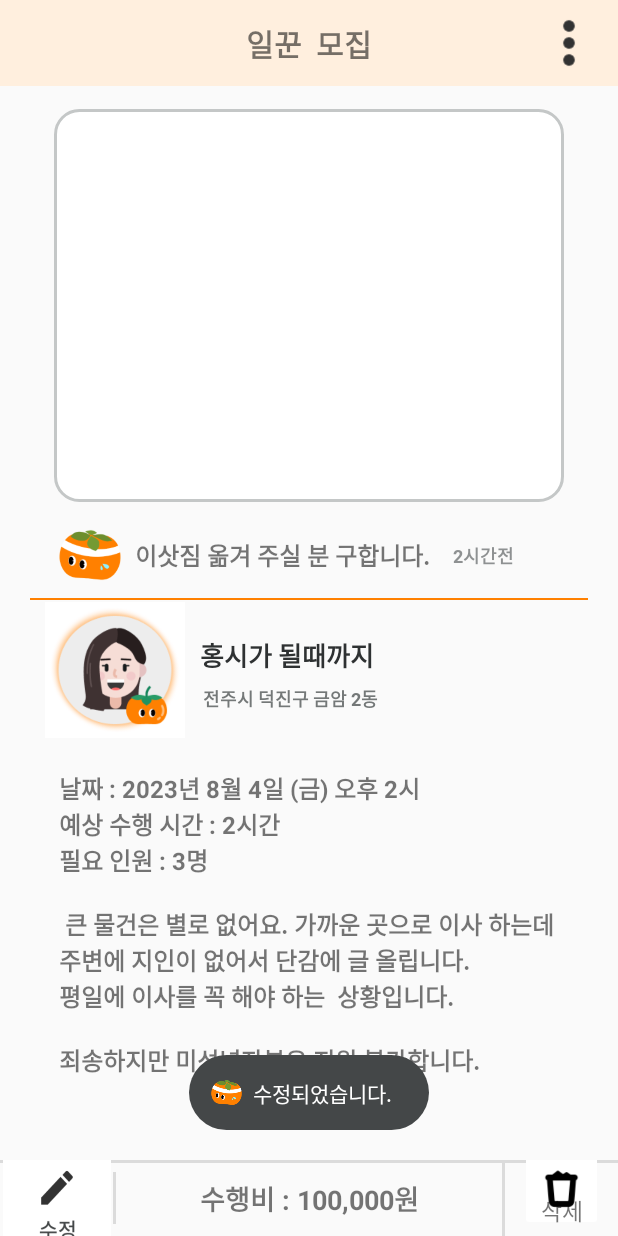
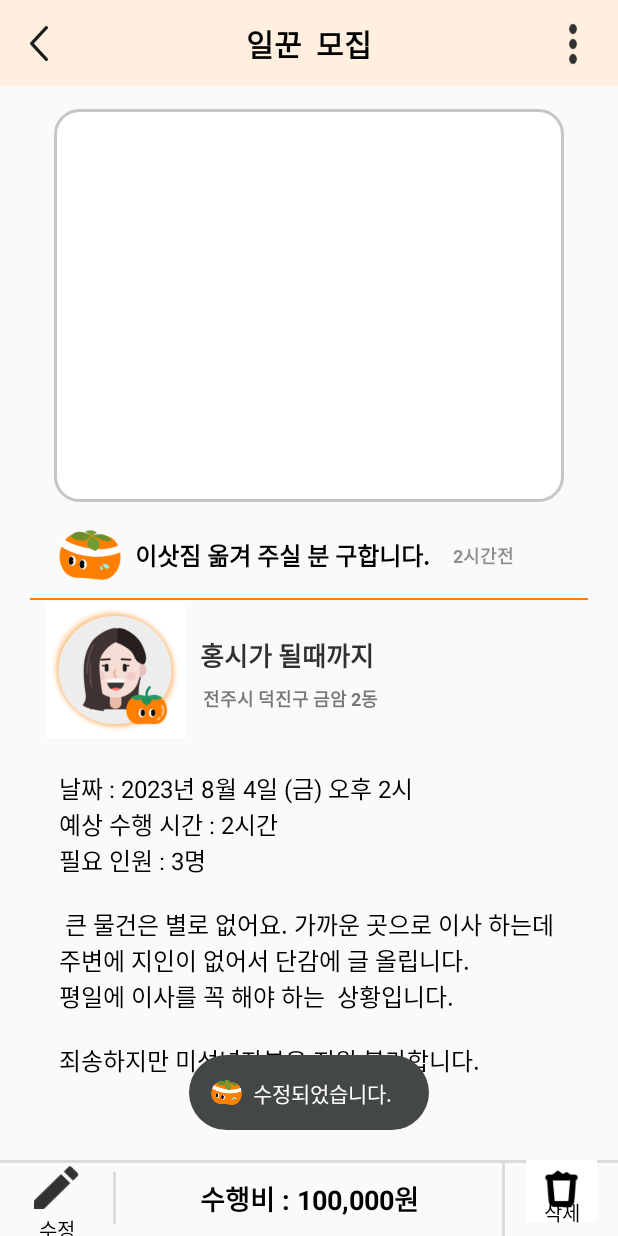
Before and after one commit to devyuwon/dan-gam, an Android app: the advertising_modify_toast screen opened directly, with no data from a screen before it, on a phone screen of 412 x 824 dp. Run offline under Robolectric (Android 15) with nearby library versions, the phone set to English and light mode, and no system bars.

Commit message:
#12 design : 버튼 이미지 누끼 버전으로 수정 및 텍스트 컬러 변경

```diff
--- a/app/src/main/res/layout/activity_advertising_modify_toast.xml
+++ b/app/src/main/res/layout/activity_advertising_modify_toast.xml
@@ -12,17 +12,14 @@
             android:layout_height="57dp"
             android:background="#FFEFDE">
 
-        <ImageButton
-                android:layout_width="45dp"
-                android:layout_height="45dp"
-                app:srcCompat="@drawable/more_vert"
-                android:id="@+id/imageButton4"
-                android:scaleType="fitXY"
-                android:background="#FFEFDE"
-                app:layout_constraintEnd_toEndOf="parent"
+        <Button
+                android:layout_width="60dp"
+                android:layout_height="80dp"
+                android:id="@+id/button7"
+                android:background="@drawable/dots"
                 app:layout_constraintTop_toTopOf="parent"
                 app:layout_constraintBottom_toBottomOf="parent"
-                android:layout_marginEnd="10dp" />
+                app:layout_constraintEnd_toEndOf="parent" />
 
         <TextView
                 android:text="일꾼  모집"
@@ -34,7 +31,18 @@
                 app:layout_constraintEnd_toEndOf="parent"
                 app:layout_constraintStart_toStartOf="parent"
                 app:layout_constraintTop_toTopOf="parent"
-                app:layout_constraintBottom_toBottomOf="parent" />
+                app:layout_constraintBottom_toBottomOf="parent"
+                android:textColor="@color/black" />
+
+        <Button
+                android:layout_width="12dp"
+                android:layout_height="23dp"
+                android:id="@+id/button3"
+                android:background="@drawable/vector"
+                app:layout_constraintStart_toStartOf="parent"
+                app:layout_constraintBottom_toBottomOf="parent"
+                app:layout_constraintTop_toTopOf="parent"
+                android:layout_marginStart="20dp" />
     </androidx.constraintlayout.widget.ConstraintLayout>
 
     <androidx.constraintlayout.widget.ConstraintLayout
@@ -106,7 +114,8 @@
                             android:textSize="16sp"
                             app:layout_constraintStart_toEndOf="@+id/imageView9"
                             app:layout_constraintTop_toTopOf="parent"
-                            app:layout_constraintBottom_toBottomOf="parent" />
+                            app:layout_constraintBottom_toBottomOf="parent"
+                            android:textColor="@color/black" />
 
                     <TextView
                             android:text="2시간전"
@@ -190,12 +199,12 @@
                             app:layout_constraintTop_toTopOf="parent"
                             android:layout_marginTop="10dp"
                             app:layout_constraintStart_toStartOf="parent"
-                            android:textStyle="bold"
                             android:layout_marginStart="10dp"
                             android:layout_marginEnd="10dp"
                             app:layout_constraintEnd_toEndOf="parent"
                             android:textSize="16sp"
-                            app:layout_constraintBottom_toBottomOf="parent" />
+                            app:layout_constraintBottom_toBottomOf="parent"
+                            android:textColor="@color/black" />
 
                 </androidx.constraintlayout.widget.ConstraintLayout>
             </androidx.constraintlayout.widget.ConstraintLayout>
@@ -251,7 +260,8 @@
                 app:layout_constraintBottom_toBottomOf="parent"
                 app:layout_constraintEnd_toEndOf="parent"
                 app:layout_constraintTop_toTopOf="parent"
-                android:layout_marginEnd="75dp" />
+                android:layout_marginEnd="75dp"
+                android:contentDescription="설명" />
 
         <View
                 android:layout_width="wrap_content"
@@ -284,19 +294,8 @@
                 app:layout_constraintStart_toStartOf="parent"
                 app:layout_constraintEnd_toEndOf="parent"
                 app:layout_constraintTop_toTopOf="parent"
-                app:layout_constraintBottom_toBottomOf="parent" />
-
-        <ImageButton
-                android:layout_width="80dp"
-                android:layout_height="80dp"
-                app:srcCompat="@drawable/mode_edit"
-                android:id="@+id/imageButton3"
-                android:backgroundTint="#FFFFFF"
-                app:layout_constraintTop_toTopOf="parent"
-                app:layout_constraintStart_toStartOf="parent"
                 app:layout_constraintBottom_toBottomOf="parent"
-                app:layout_constraintEnd_toStartOf="@+id/view3"
-                android:scaleType="fitXY" />
+                android:textColor="@color/black" />
 
         <ImageButton
                 android:layout_width="55dp"
@@ -309,18 +308,43 @@
                 app:layout_constraintBottom_toBottomOf="parent"
                 app:layout_constraintEnd_toEndOf="parent"
                 android:scaleType="centerCrop"
-                android:layout_marginBottom="15dp" />
+                android:layout_marginBottom="15dp"
+                android:contentDescription="설명" />
 
         <TextView
                 android:text="삭제"
                 android:layout_width="wrap_content"
                 android:layout_height="wrap_content"
                 android:id="@+id/textView2"
-                android:textSize="15sp"
+                android:textSize="13sp"
                 app:layout_constraintBottom_toBottomOf="parent"
                 android:layout_marginBottom="5dp"
                 app:layout_constraintEnd_toEndOf="parent"
-                app:layout_constraintStart_toEndOf="@+id/view5" />
+                app:layout_constraintStart_toEndOf="@+id/view5"
+                android:textColor="@color/black" />
+
+        <TextView
+                android:text="수정"
+                android:layout_width="wrap_content"
+                android:layout_height="wrap_content"
+                android:id="@+id/textView6"
+                android:textSize="13sp"
+                app:layout_constraintTop_toBottomOf="@+id/button8"
+                app:layout_constraintEnd_toStartOf="@+id/view3"
+                app:layout_constraintStart_toStartOf="parent"
+                android:layout_marginTop="3dp"
+                android:textColor="@color/black" />
+
+        <Button
+                android:layout_width="30dp"
+                android:layout_height="30dp"
+                android:id="@+id/button8"
+                app:layout_constraintBottom_toBottomOf="parent"
+                app:layout_constraintTop_toTopOf="parent"
+                app:layout_constraintStart_toStartOf="parent"
+                android:background="@drawable/modify"
+                android:layout_marginBottom="15dp"
+                app:layout_constraintEnd_toStartOf="@+id/view3" />
 
     </androidx.constraintlayout.widget.ConstraintLayout>
 </LinearLayout>
```
Also changed, not shown: app/src/main/res/layout/activity_advertising_delete.xml (+52 -28 lines), app/src/main/res/layout/activity_advertising_delete_toast.xml (+53 -29 lines), app/src/main/res/layout/activity_advertising_gps.xml (+23 -24 lines), app/src/main/res/layout/activity_advertising_ilgam.xml (+10 -7 lines), app/src/main/res/layout/activity_advertising_ilgun.xml (+10 -7 lines), app/src/main/res/layout/activity_advertising_nocolor.xml (+10 -7 lines), app/src/main/res/layout/activity_advertising_state_modify.xml (+70 -42 lines), app/src/main/res/drawable/closebar.png (added), app/src/main/res/drawable/dots.png (added), app/src/main/res/drawable/frame.png (deleted), app/src/main/res/drawable/frame123.png (deleted), app/src/main/res/drawable/menu_btn.png (deleted), app/src/main/res/drawable/modify.png (added), app/src/main/res/drawable/vector.png (added).
